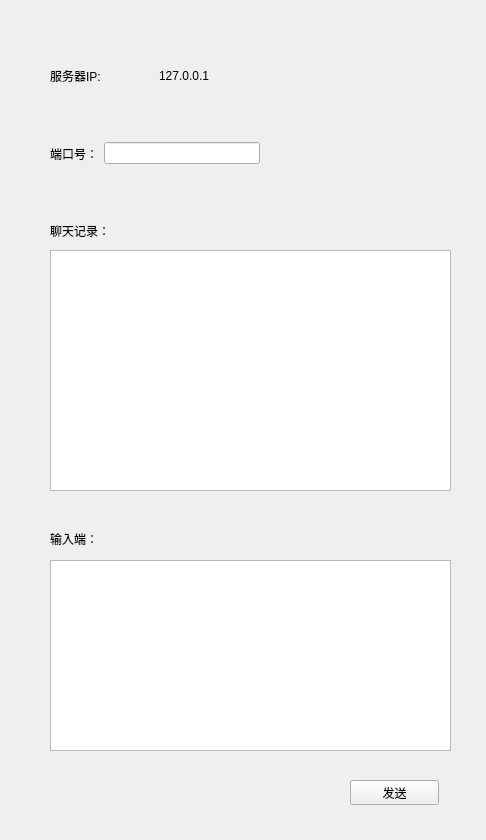
Qt form Qt_Project_Code/Qt_learning_demo/57_TransmitFile/TCP_Server/TCP_Server/widget.ui (yin-roc/Ubuntu20.04) before a commit.
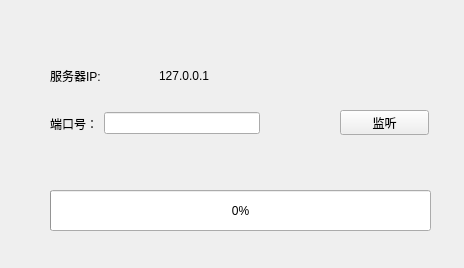
The same form after that commit.

Patch:
```diff
--- a/Qt_Project_Code/Qt_learning_demo/57_TransmitFile/TCP_Server/TCP_Server/widget.ui
+++ b/Qt_Project_Code/Qt_learning_demo/57_TransmitFile/TCP_Server/TCP_Server/widget.ui
@@ -6,73 +6,27 @@
    <rect>
     <x>0</x>
     <y>0</y>
-    <width>486</width>
-    <height>840</height>
+    <width>464</width>
+    <height>268</height>
    </rect>
   </property>
   <property name="windowTitle">
    <string>Widget</string>
   </property>
-  <widget class="QLabel" name="label_4">
-   <property name="geometry">
-    <rect>
-     <x>50</x>
-     <y>220</y>
-     <width>91</width>
-     <height>21</height>
-    </rect>
-   </property>
-   <property name="text">
-    <string>聊天记录：</string>
-   </property>
-  </widget>
-  <widget class="QTextEdit" name="textEdit">
-   <property name="geometry">
-    <rect>
-     <x>50</x>
-     <y>250</y>
-     <width>401</width>
-     <height>241</height>
-    </rect>
-   </property>
-  </widget>
-  <widget class="QLabel" name="label_5">
-   <property name="geometry">
-    <rect>
-     <x>50</x>
-     <y>530</y>
-     <width>67</width>
-     <height>17</height>
-    </rect>
-   </property>
-   <property name="text">
-    <string>输入端：</string>
-   </property>
-  </widget>
-  <widget class="QTextEdit" name="textEdit_2">
-   <property name="geometry">
-    <rect>
-     <x>50</x>
-     <y>560</y>
-     <width>401</width>
-     <height>191</height>
-    </rect>
-   </property>
-  </widget>
   <widget class="QPushButton" name="pushButton">
    <property name="geometry">
     <rect>
-     <x>350</x>
-     <y>780</y>
+     <x>340</x>
+     <y>110</y>
      <width>89</width>
      <height>25</height>
     </rect>
    </property>
    <property name="text">
-    <string>发送</string>
+    <string>监听</string>
    </property>
   </widget>
-  <widget class="QWidget" name="">
+  <widget class="QWidget" name="layoutWidget">
    <property name="geometry">
     <rect>
      <x>50</x>
@@ -98,11 +52,11 @@
     </item>
    </layout>
   </widget>
-  <widget class="QWidget" name="">
+  <widget class="QWidget" name="layoutWidget">
    <property name="geometry">
     <rect>
      <x>50</x>
-     <y>140</y>
+     <y>110</y>
      <width>210</width>
      <height>27</height>
     </rect>
@@ -120,6 +74,19 @@
     </item>
    </layout>
   </widget>
+  <widget class="QProgressBar" name="progressBar">
+   <property name="geometry">
+    <rect>
+     <x>50</x>
+     <y>190</y>
+     <width>381</width>
+     <height>41</height>
+    </rect>
+   </property>
+   <property name="value">
+    <number>0</number>
+   </property>
+  </widget>
  </widget>
  <resources/>
  <connections/>
```
